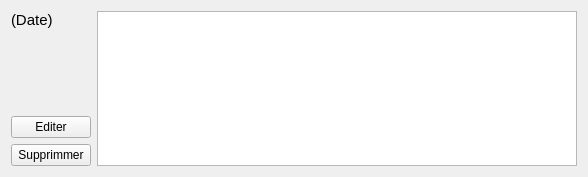
Before: the Qt Designer form src/view/qsemestre.ui in V1rgul/UT-profiler, drawn with Qt 5.
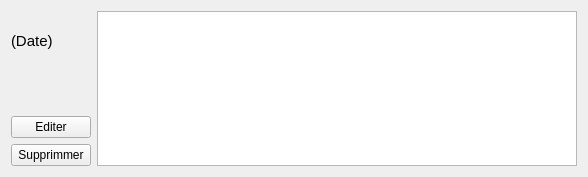
After: the same form once the commit is applied.

Patch:
```diff
--- a/src/view/qsemestre.ui
+++ b/src/view/qsemestre.ui
@@ -35,6 +35,9 @@
        <property name="orientation">
         <enum>Qt::Vertical</enum>
        </property>
+       <property name="sizeType">
+        <enum>QSizePolicy::Ignored</enum>
+       </property>
        <property name="sizeHint" stdset="0">
         <size>
          <width>20</width>
```
Left out of the diff: 6 changed lines with no effect on the pictures.
